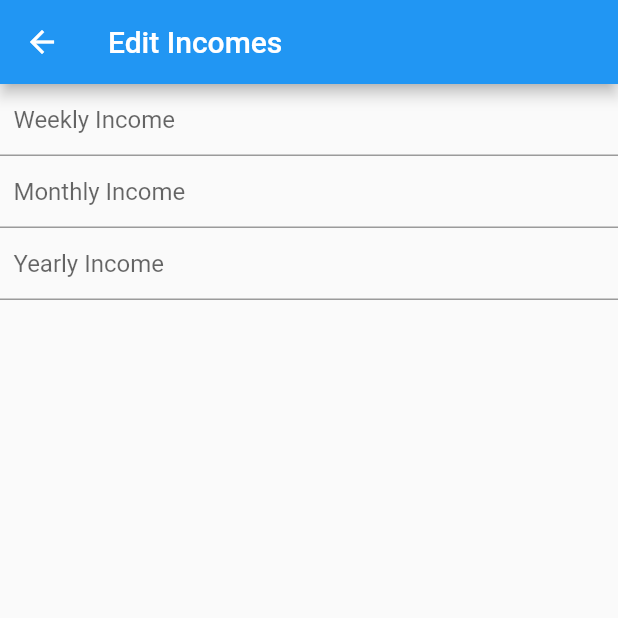
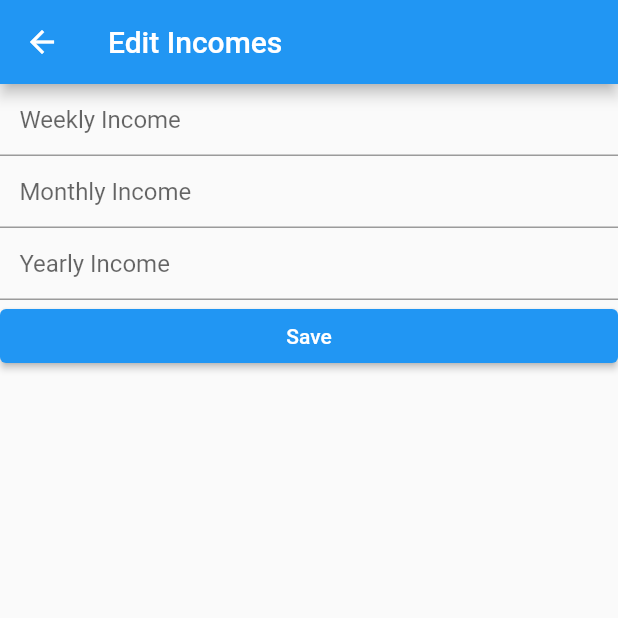
Before and after one commit to JacobVollmering/PersonalBudgeting, a Flutter app: the EditIncomePage screen opened directly, on a phone screen of 412 x 824 dp, the top half of it. Run offline on Flutter 3.47's test engine with Material 2 defaults, Android fonts, the phone set to English and light mode, and no system bars; missing offline and left inert: dart:ffi.

Commit message:
task to budget

```diff
--- a/lib/pages/edit_income.dart
+++ b/lib/pages/edit_income.dart
@@ -18,7 +18,7 @@ class EditIncomePage extends StatelessWidget {
               TextField(
                 minLines: 1,
                 maxLines: null,
-                decoration: const InputDecoration(hintText: 'Weekly Income',
+                decoration: const InputDecoration(hintText: ' Weekly Income',
                     prefix: Text("\$",
                         textAlign: TextAlign.right,)),
                 onChanged: (String value) {
@@ -28,7 +28,7 @@ class EditIncomePage extends StatelessWidget {
               TextField(
                 minLines: 1,
                 maxLines: null,
-                decoration: const InputDecoration(hintText: 'Monthly Income',
+                decoration: const InputDecoration(hintText: ' Monthly Income',
                     prefix: Text("\$",
                       textAlign: TextAlign.right,)),
                 onChanged: (String value) {
@@ -38,13 +38,17 @@ class EditIncomePage extends StatelessWidget {
               TextField(
                 minLines: 1,
                 maxLines: null,
-                decoration: const InputDecoration(hintText: 'Yearly Income',
+                decoration: const InputDecoration(hintText: ' Yearly Income',
                     prefix: Text("\$",
                       textAlign: TextAlign.right,)),
                 onChanged: (String value) {
                   context.read<PersonalBudgetViewModel>().changeNewYearlyIncome(value as double);
                 },
-              )
+              ),
+              ElevatedButton(onPressed: (){
+
+              },
+                  child: const Text('Save'))
             ],
           ),
         ));
--- a/lib/pages/home_page.dart
+++ b/lib/pages/home_page.dart
@@ -1,7 +1,7 @@
 import 'package:flutter/material.dart';
 import 'package:personal_budgeting/pages/create_budget_page.dart';
 import 'package:personal_budgeting/pages/edit_income.dart';
-import '../model/task.dart';
+import '../model/budget.dart';
 import '../services/my_controller.dart';
 
 class HomePage extends StatefulWidget {
--- a/lib/services/fake_data.dart
+++ b/lib/services/fake_data.dart
@@ -1,4 +1,4 @@
-import '../model/task.dart';
+import '../model/budget.dart';
 
 class FakeData {
   static List<Budget> getBudgets() {
--- a/lib/services/my_controller.dart
+++ b/lib/services/my_controller.dart
@@ -1,4 +1,4 @@
-import '../model/task.dart';
+import '../model/budget.dart';
 import 'fake_data.dart';
 
 class MyController {
```
Also changed, not shown: lib/model/budget.dart (renamed from lib/model/task.dart).
